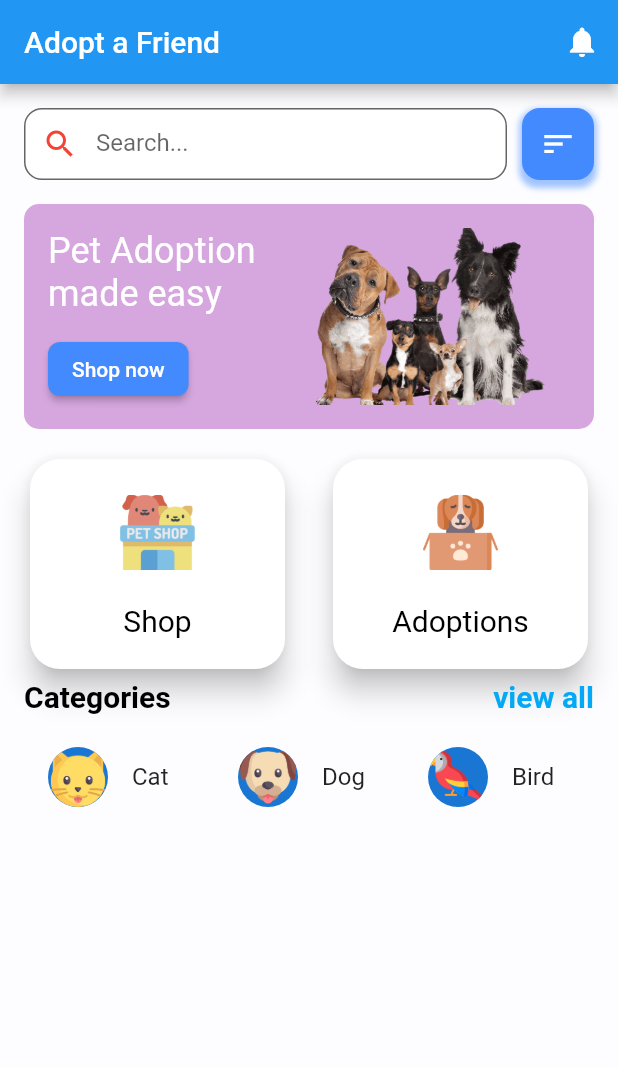
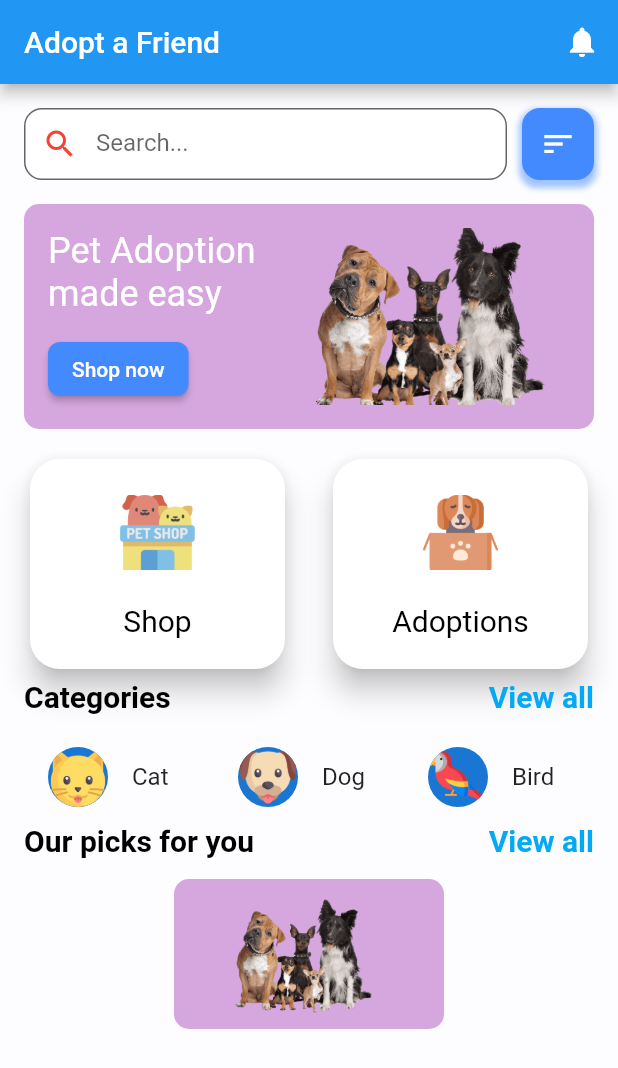
Before and after one commit to atik-sabuj/pet_shop, a Flutter app: the screen it shows after launch, on a phone screen of 412 x 824 dp. Shown: the top 1068 px of the screen. Run offline on Flutter 3.47's test engine with Material 2 defaults, Android fonts, the light colour scheme and no system bars.

Commit message:
features added

```diff
--- a/lib/splash_screen.dart
+++ b/lib/splash_screen.dart
@@ -235,7 +235,7 @@ class SecondScreen extends StatelessWidget {
                 mainAxisAlignment: MainAxisAlignment.spaceBetween,
                 children: [
                   Text("Categories",style: TextStyle(fontSize: 20,fontWeight: FontWeight.bold,color: Colors.black,height: .4),),
-                  Text("view all",style: TextStyle(fontSize: 20,fontWeight: FontWeight.bold,color: Colors.lightBlue,height: .4),),
+                  Text("View all",style: TextStyle(fontSize: 20,fontWeight: FontWeight.bold,color: Colors.lightBlue,height: .4),),
                 ],
               ),
 
@@ -256,7 +256,7 @@ class SecondScreen extends StatelessWidget {
                           Expanded(
                             child: ListTile(
                               leading: CircleAvatar(
-                                backgroundImage: AssetImage("images/dog logo.png",), // no matter how big it is, it won't overflow
+                                backgroundImage: AssetImage("images/dog logo.png",),
                               ),
                               title: Text('Dog'),
                             ),
@@ -265,7 +265,7 @@ class SecondScreen extends StatelessWidget {
                           Expanded(
                             child: ListTile(
                               leading: CircleAvatar(
-                                backgroundImage: AssetImage("images/bird logo.png",), // no matter how big it is, it won't overflow
+                                backgroundImage: AssetImage("images/bird logo.png",),
                               ),
                               title: Text('Bird'),
                             ),
@@ -273,9 +273,46 @@ class SecondScreen extends StatelessWidget {
 
 
                         ],
-                      )
+                      ),
 
+              SizedBox(
+                height: 16,
+              ),
+              Row(
+                mainAxisAlignment: MainAxisAlignment.spaceBetween,
+                children: [
+                  Text("Our picks for you",style: TextStyle(fontSize: 20,fontWeight: FontWeight.bold,color: Colors.black,height: .4),),
+                  Text("View all",style: TextStyle(fontSize: 20,fontWeight: FontWeight.bold,color: Colors.lightBlue,height: .4),),
+                ],
+              ),
 
+              SizedBox(
+                height: 16,
+              ),
+              Container(
+                  height: 100,
+                  width: 180,
+                  decoration: BoxDecoration(
+                    borderRadius: BorderRadius.circular(10), // <= No more error here :)
+                    color: Colors.purple.withOpacity(.4),
+                  ),
+                  child: Padding(
+                    padding: EdgeInsets.all(8),
+                    child:
+                    Row(
+                      mainAxisAlignment: MainAxisAlignment.start,
+                      crossAxisAlignment: CrossAxisAlignment.start,
+                      children: [
+                        SizedBox(
+                          width: 16,
+                        ),
+                        Container(
+                              child: Image.asset("images/dogs.png",fit: BoxFit.cover,)
+                          ),
+                      ],
+                    ),
+                  )
+              ),
 
             ],
           ),
```
